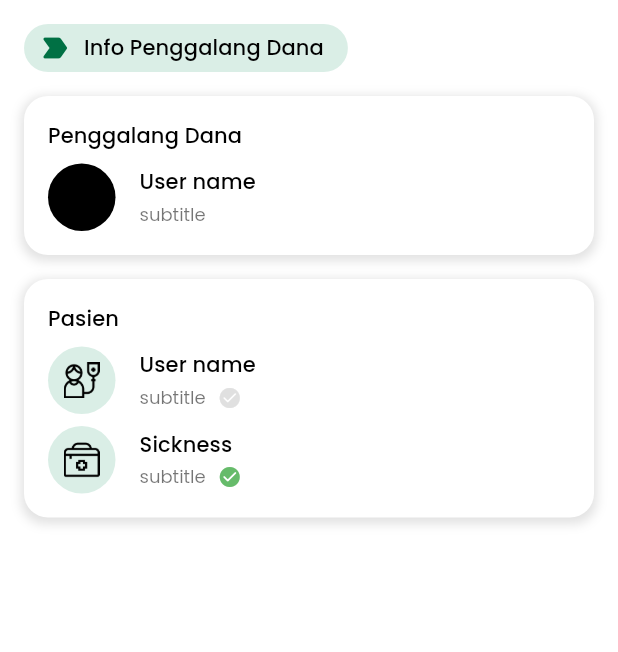
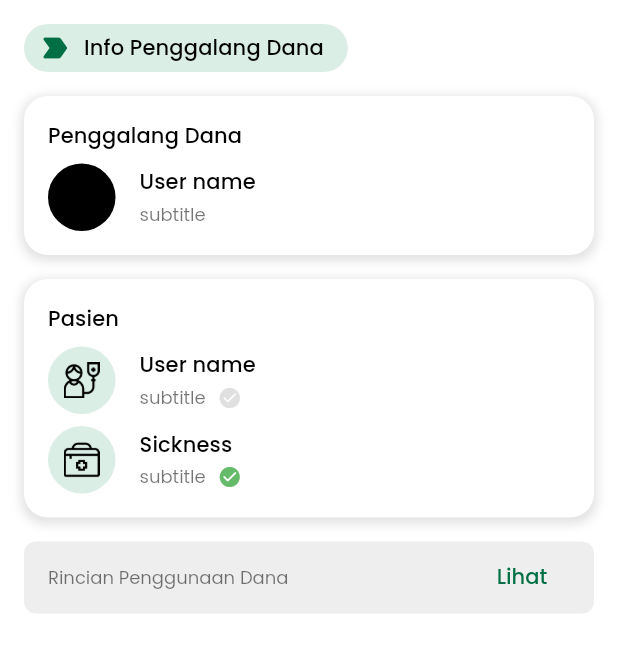
Before and after one commit to erikaristayasa/pundikita, a Flutter app: the CampaignFundraiserInfo widget shown alone on an empty page, opened directly, on a phone screen of 412 x 824 dp. Shown: the top 652 px of the screen. Run offline on Flutter 3.47's test engine with Material 2 defaults, Android fonts, the phone set to English and light mode, and no system bars; our stand-ins replace bloc, carousel_slider, dartz, dio, equatable, flutter_bloc and 8 more; missing offline and left inert: dio_logger; accounts and stored records are empty; generated files the repository leaves out were written again; network calls fail.

Commit message:
Adjust detail page of campaign

```diff
--- a/lib/core/presentation/pages/splash_screen.dart
+++ b/lib/core/presentation/pages/splash_screen.dart
@@ -21,7 +21,7 @@ class _SplashScreenState extends State<SplashScreen> {
 
     Future.delayed(const Duration(seconds: 2), () async {
       final session = await locator.getAsync<SharedPreferencesHelper>();
-      if (!session.isLoggedIn()) {
+      if (session.isLoggedIn()) {
         Navigator.pushReplacementNamed(context, path.MAIN);
       } else {
         Navigator.pushReplacementNamed(context, path.LOGIN);
--- a/lib/features/campaign/presentation/widgets/campaign_fundraiser_info.dart
+++ b/lib/features/campaign/presentation/widgets/campaign_fundraiser_info.dart
@@ -23,6 +23,8 @@ class CampaignFundraiserInfo extends StatelessWidget {
         children: [
           CustomLabel(title: AppLocale.loc.fundraiserInfo),
           mediumVerticalSpacing(),
+
+          // Fundraiser info
           RoundedContainer(
             padding: const EdgeInsets.all(Dimension.MEDIUM),
             radius: Dimension.MEDIUM,
@@ -68,6 +70,8 @@ class CampaignFundraiserInfo extends StatelessWidget {
             ),
           ),
           mediumVerticalSpacing(),
+
+          // Patient
           RoundedContainer(
             padding: const EdgeInsets.all(Dimension.MEDIUM),
             radius: Dimension.MEDIUM,
@@ -161,6 +165,28 @@ class CampaignFundraiserInfo extends StatelessWidget {
               ],
             ),
           ),
+          mediumVerticalSpacing(),
+
+          // Fund usage
+          RoundedContainer(
+            padding: const EdgeInsets.symmetric(horizontal: Dimension.MEDIUM),
+            width: double.maxFinite,
+            color: Colors.grey[200]!,
+            child: Row(
+              mainAxisAlignment: MainAxisAlignment.spaceBetween,
+              children: [
+                Text(
+                  AppLocale.loc.fundUsageDetail,
+                  style: context.textTheme().bodySmall,
+                ),
+                TextButton(
+                    onPressed: () {},
+                    child: Text(
+                      AppLocale.loc.see,
+                    )),
+              ],
+            ),
+          )
         ],
       ),
     );
--- a/lib/l10n/app_id.arb
+++ b/lib/l10n/app_id.arb
@@ -58,5 +58,9 @@
 
     "forgotPasswordPage": "Halaman Lupa Kata Sandi",
     "forgotPasswordSuccess": "Kata sandi baru anda telah dikirim ke email.",
-    "send": "Kirim"
+    "send": "Kirim",
+
+    "fundUsageDetail": "Rincian Penggunaan Dana",
+    "see": "Lihat",
+    "story": "Cerita"
 }
```
Also changed, not shown: lib/features/campaign/presentation/cubit/campaign_bottom_button.dart (added, +8 -0 lines), lib/features/campaign/presentation/cubit/campaign_story/campaign_story_cubit.dart (added, +11 -0 lines), lib/features/campaign/presentation/cubit/campaign_story/campaign_story_state.dart (added, +12 -0 lines), lib/features/campaign/presentation/pages/campaign_detail_page.dart (+25 -8 lines), lib/features/campaign/presentation/widgets/campaign_story.dart (added, +109 -0 lines).
